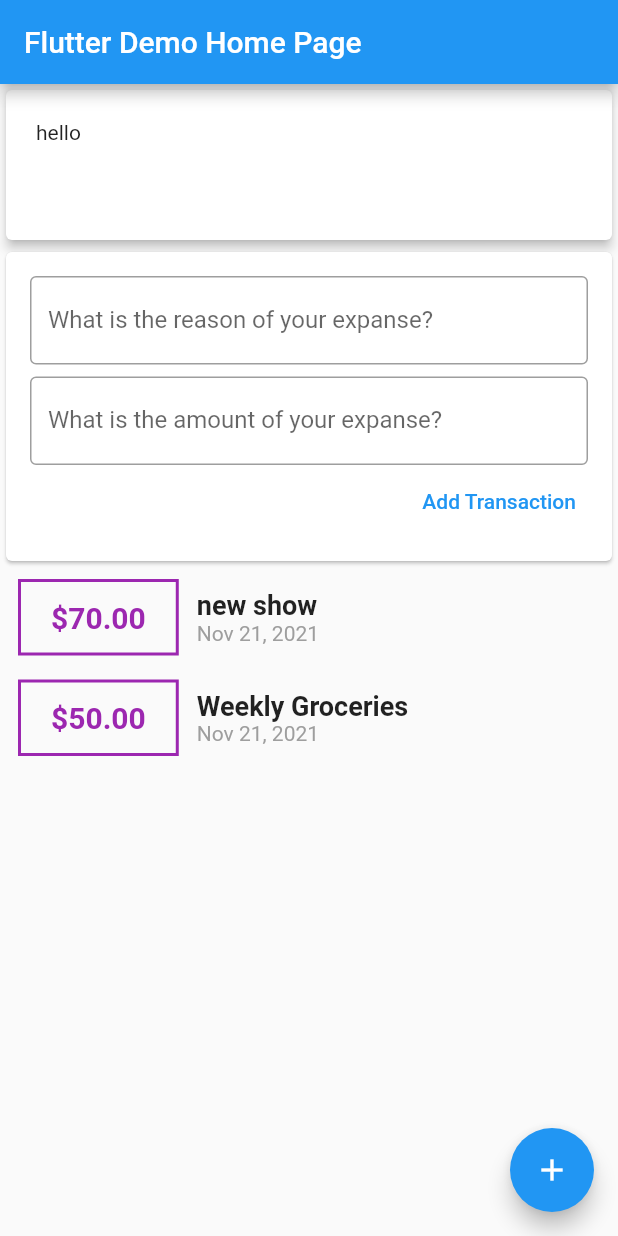
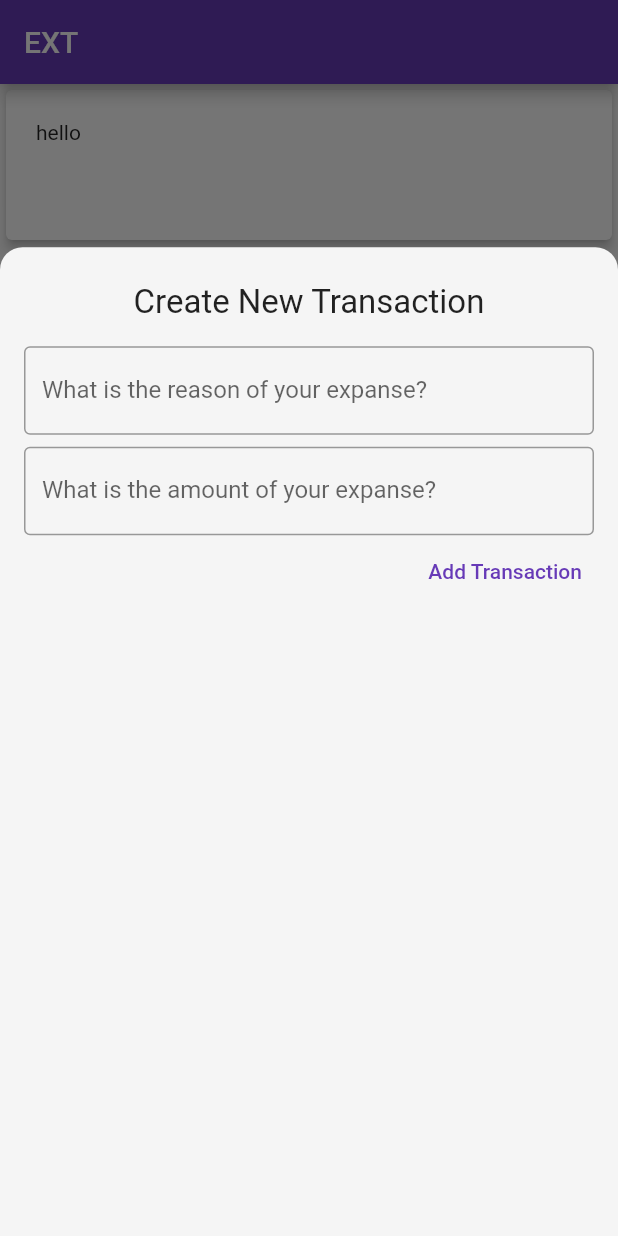
Before and after one commit to hasansujon786/flutter-expense-tracker, a Flutter app: the screen it shows after launch, after a tap on the "add" icon, on a phone screen of 412 x 824 dp. Run offline on Flutter 3.47's test engine with Material 2 defaults, Android fonts, the phone set to English and light mode, and no system bars.

```diff
--- a/lib/main.dart
+++ b/lib/main.dart
@@ -1,4 +1,6 @@
-import 'package:expense_tracker/widgets/user_transactions.dart';
+import 'package:expense_tracker/widgets/transaction_list.dart';
+import 'package:expense_tracker/widgets/new_transaction.dart';
+import 'package:expense_tracker/models/transaction.dart';
 import 'package:flutter/material.dart';
 
 void main() {
@@ -13,9 +15,9 @@ class MyApp extends StatelessWidget {
     return MaterialApp(
       title: 'Flutter Demo',
       theme: ThemeData(
-        primarySwatch: Colors.blue,
+        primarySwatch: Colors.deepPurple,
       ),
-      home: const MyHomePage(title: 'Flutter Demo Home Page'),
+      home: const MyHomePage(title: 'EXT'),
     );
   }
 }
@@ -23,11 +25,74 @@ class MyApp extends StatelessWidget {
 class MyHomePage extends StatefulWidget {
   const MyHomePage({Key? key, required this.title}) : super(key: key);
   final String title;
+
   @override
   State<MyHomePage> createState() => _MyHomePageState();
 }
 
 class _MyHomePageState extends State<MyHomePage> {
+  void showTransactionInputs(BuildContext context) {
+    showModalBottomSheet(
+      backgroundColor: Colors.transparent,
+      context: context,
+      isScrollControlled: true,
+      isDismissible: true,
+      builder: (BuildContext bottomSheetContext) {
+        return FractionallySizedBox(
+          heightFactor: 0.8,
+          child: Container(
+            padding: const EdgeInsets.only(top: 24),
+            decoration: BoxDecoration(
+              borderRadius: const BorderRadius.only(
+                topLeft: Radius.circular(15),
+                topRight: Radius.circular(15),
+              ),
+              color: Colors.grey.shade100,
+            ),
+            child: Column(
+              /* mainAxisAlignment: MainAxisAlignment.start, */
+              /* mainAxisSize: MainAxisSize.min, */
+              children: <Widget>[
+                const Text(
+                  'Create New Transaction',
+                  style: TextStyle(fontSize: 22),
+                ),
+                NewTransaction(
+                  addNewTransaction: _addNewTransaction,
+                  onCloseModalBottomSheet: () => Navigator.pop(context),
+                ),
+                /* ElevatedButton( */
+                /*   child: const Text('Close BottomSheet'), */
+                /*   onPressed: () => Navigator.pop(context), */
+                /* ) */
+              ],
+            ),
+          ),
+        );
+      },
+    );
+  }
+
+  final List<Transaction> _userTransactions = [
+    Transaction(
+        id: 't1', title: 'new show', amount: 70.0, date: DateTime.now()),
+    Transaction(
+        id: 't2', title: 'Weekly Groceries', amount: 50.0, date: DateTime.now())
+  ];
+
+  void _addNewTransaction(String title, double amount) {
+    final newTx = Transaction(
+      id: DateTime.now().toString(),
+      date: DateTime.now(),
+      title: title,
+      amount: amount,
+    );
+
+    setState(() {
+      _userTransactions.add(newTx);
+    });
+  }
+
   @override
   Widget build(BuildContext context) {
     return Scaffold(
@@ -47,13 +112,17 @@ class _MyHomePageState extends State<MyHomePage> {
                 height: 100,
               ),
             ),
-            const UserTransactions(),
+            TransactionList(
+              transactions: _userTransactions,
+            )
           ],
         ),
       ),
       floatingActionButton: FloatingActionButton(
-        onPressed: () {},
-        tooltip: 'Increment',
+        onPressed: () {
+          showTransactionInputs(context);
+        },
+        tooltip: 'Create transaction',
         child: const Icon(Icons.add),
       ),
     );
--- a/lib/widgets/new_transaction.dart
+++ b/lib/widgets/new_transaction.dart
@@ -1,9 +1,19 @@
 import 'package:flutter/material.dart';
 
-class NewTransaction extends StatelessWidget {
-  NewTransaction({Key? key, required this.addNewTransaction}) : super(key: key);
+class NewTransaction extends StatefulWidget {
+  const NewTransaction(
+      {Key? key,
+      required this.addNewTransaction,
+      required this.onCloseModalBottomSheet})
+      : super(key: key);
   final Function addNewTransaction;
+  final Function onCloseModalBottomSheet;
 
+  @override
+  State<NewTransaction> createState() => _NewTransactionState();
+}
+
+class _NewTransactionState extends State<NewTransaction> {
   final titleConroller = TextEditingController();
   final amountConroller = TextEditingController();
 
@@ -13,13 +23,13 @@ class NewTransaction extends StatelessWidget {
     if (title.isEmpty || amount <= 0) {
       return;
     }
-    addNewTransaction(title, amount);
+    widget.addNewTransaction(title, amount);
+    widget.onCloseModalBottomSheet();
   }
 
   @override
   Widget build(BuildContext context) {
-    return Card(
-      child: Container(
+    return Container(
       padding: const EdgeInsets.all(16),
       child: Column(
         crossAxisAlignment: CrossAxisAlignment.end,
@@ -39,8 +49,7 @@ class NewTransaction extends StatelessWidget {
               labelText: 'What is the amount of your expanse?',
             ),
             controller: amountConroller,
-              keyboardType:
-                  const TextInputType.numberWithOptions(decimal: true),
+            keyboardType: const TextInputType.numberWithOptions(decimal: true),
             onSubmitted: (_) => submitData(),
           ),
           TextButton(
@@ -49,7 +58,6 @@ class NewTransaction extends StatelessWidget {
           )
         ],
       ),
-      ),
     );
   }
 }
--- a/lib/widgets/user_transactions.dart
+++ /dev/null
@@ -1,46 +0,0 @@
-import 'package:expense_tracker/models/transaction.dart';
-import 'package:expense_tracker/widgets/new_transaction.dart';
-import 'package:expense_tracker/widgets/transaction_list.dart';
-import 'package:flutter/material.dart';
-
-class UserTransactions extends StatefulWidget {
-  const UserTransactions({Key? key}) : super(key: key);
-
-  @override
-  _UserTransactionsState createState() => _UserTransactionsState();
-}
-
-class _UserTransactionsState extends State<UserTransactions> {
-  final List<Transaction> _userTransactions = [
-    Transaction(
-        id: 't1', title: 'new show', amount: 70.0, date: DateTime.now()),
-    Transaction(
-        id: 't2', title: 'Weekly Groceries', amount: 50.0, date: DateTime.now())
-  ];
-
-  void _addNewTransaction(String title, double amount) {
-    final newTx = Transaction(
-        id: DateTime.now().toString(),
-        date: DateTime.now(),
-        title: title,
-        amount: amount);
-
-    setState(() {
-      _userTransactions.add(newTx);
-    });
-  }
-
-  @override
-  Widget build(BuildContext context) {
-    return Column(
-      children: [
-        NewTransaction(
-          addNewTransaction: _addNewTransaction,
-        ),
-        TransactionList(
-          transactions: _userTransactions,
-        )
-      ],
-    );
-  }
-}
```
Lines whose indentation alone changed are shown as unchanged.
